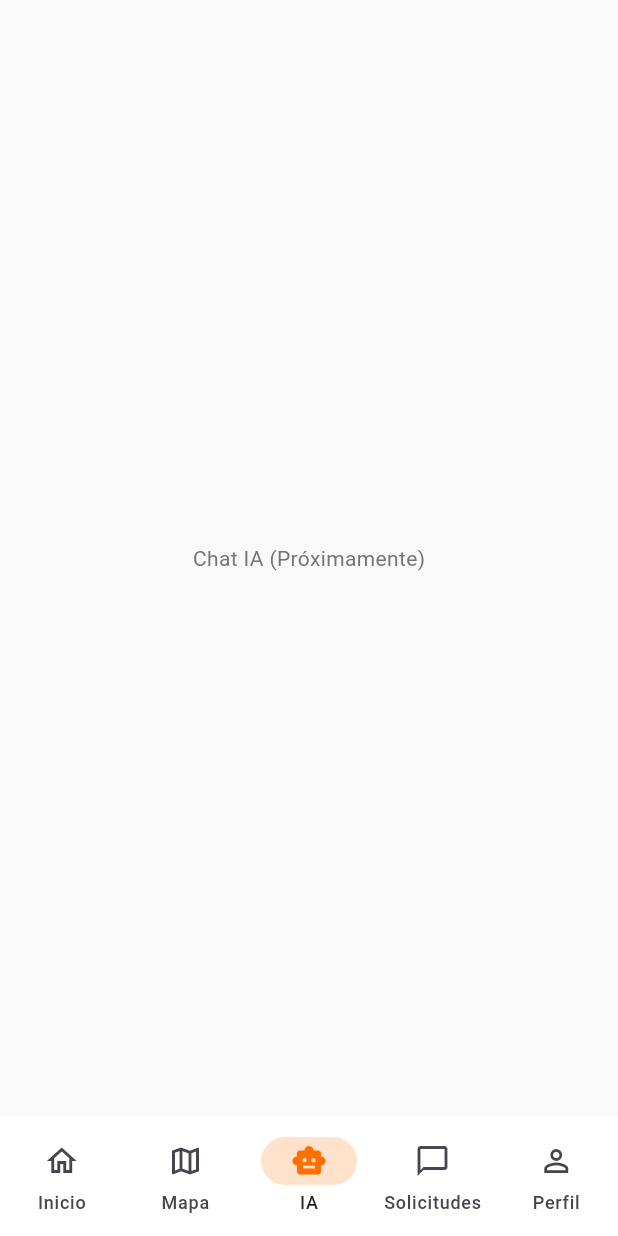
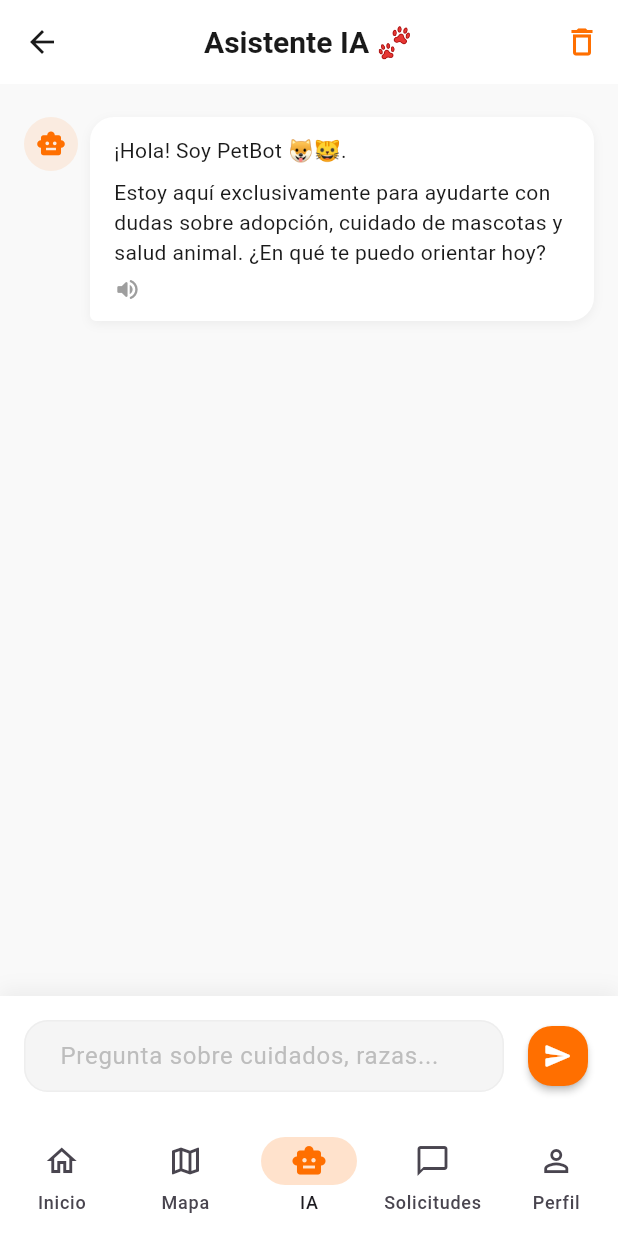
Before and after one commit to Erick-Nu/flutter_app_pet_adopt, a Flutter app: the HomeAdopterScreen screen opened directly, item 3 of the bottom bar chosen, on a phone screen of 412 x 824 dp. Run offline on Flutter 3.47's test engine with Material 3 defaults, Android fonts, the phone set to English and light mode, and no system bars; drawn by our look-alikes of flutter_markdown; our stand-ins replace equatable, flutter_bloc, flutter_map, flutter_tts, geocoding, geolocator and 6 more; accounts and stored records are empty; network calls fail.

Commit message:
[Feature][Chat IA]: Agregar chat con inteligencia artificial

```diff
--- a/lib/src/features/adoptions/presentation/screens/home_adopter_screen.dart
+++ b/lib/src/features/adoptions/presentation/screens/home_adopter_screen.dart
@@ -7,6 +7,7 @@ import 'tabs/tab_inicio_adopter.dart';
 import 'tabs/tab_mapa_adopter.dart';
 import 'tabs/tab_solicitudes_adopter.dart';
 import 'tabs/tab_perfil_adopter.dart';
+import 'tabs/tab_chat_adopter.dart';
 
 class HomeAdopterScreen extends StatefulWidget {
   const HomeAdopterScreen({super.key});
@@ -22,7 +23,7 @@ class _HomeAdopterScreenState extends State<HomeAdopterScreen> {
   final List<Widget> _pages = [
     const TabInicioAdopter(),      // 0. Inicio
     const TabMapaAdopter(),        // 1. Mapa
-    const Center(child: Text("Chat IA (Próximamente)")), // 2. IA
+    const TabChatAdopter(),        // 2. IA
     const TabSolicitudesAdopter(), // 3. Solicitudes
     const TabPerfilAdopter(),      // 4. Perfil
   ];
--- /dev/null
+++ b/lib/src/features/adoptions/presentation/screens/tabs/tab_chat_adopter.dart
@@ -0,0 +1,273 @@
+import 'package:flutter/material.dart';
+import 'package:flutter_bloc/flutter_bloc.dart';
+import 'package:flutter_markdown/flutter_markdown.dart';
+import '../../../../../core/theme/app_theme.dart';
+import '../../../../chat/data/models/message.dart';
+import '../../../../chat/data/services/gemini_service.dart';
+import '../../../../chat/data/services/tts_service.dart';
+import '../../../../chat/presentation/bloc/chat_cubit.dart';
+import '../../../../chat/presentation/bloc/chat_state.dart';
+
+class TabChatAdopter extends StatelessWidget {
+  const TabChatAdopter({super.key});
+
+  @override
+  Widget build(BuildContext context) {
+    // Inyectamos el Cubit aquí localmente para este Tab
+    return BlocProvider(
+      create: (context) => ChatCubit(GeminiService()),
+      child: const _ChatView(),
+    );
+  }
+}
+
+class _ChatView extends StatefulWidget {
+  const _ChatView();
+
+  @override
+  State<_ChatView> createState() => _ChatViewState();
+}
+
+class _ChatViewState extends State<_ChatView> {
+  final TextEditingController _controller = TextEditingController();
+  final ScrollController _scrollController = ScrollController();
+  final TtsService _ttsService = TtsService();
+  String? _speakingMessageId;
+
+  @override
+  void dispose() {
+    _controller.dispose();
+    _scrollController.dispose();
+    _ttsService.dispose();
+    super.dispose();
+  }
+
+  void _scrollToBottom() {
+    WidgetsBinding.instance.addPostFrameCallback((_) {
+      if (_scrollController.hasClients) {
+        _scrollController.animateTo(
+          _scrollController.position.maxScrollExtent,
+          duration: const Duration(milliseconds: 300),
+          curve: Curves.easeOut,
+        );
+      }
+    });
+  }
+
+  void _sendMessage() {
+    final text = _controller.text;
+    if (text.isNotEmpty) {
+      context.read<ChatCubit>().sendMessage(text);
+      _controller.clear();
+    }
+  }
+
+  void _toggleSpeak(String messageId, String text) async {
+    if (_speakingMessageId == messageId && _ttsService.isSpeaking) {
+      await _ttsService.stop();
+      setState(() => _speakingMessageId = null);
+    } else {
+      await _ttsService.speak(text);
+      setState(() => _speakingMessageId = messageId);
+    }
+  }
+
+  @override
+  Widget build(BuildContext context) {
+    return Scaffold(
+      backgroundColor: AppTheme.background,
+      appBar: AppBar(
+        title: const Text('Asistente IA 🐾', style: TextStyle(fontWeight: FontWeight.bold, color: AppTheme.textPrimary)),
+        backgroundColor: Colors.white,
+        elevation: 0,
+        centerTitle: true,
+        actions: [
+          IconButton(
+            icon: const Icon(Icons.delete_outline, color: AppTheme.primaryOrange),
+            onPressed: () => context.read<ChatCubit>().clearChat(),
+            tooltip: 'Limpiar chat',
+          ),
+        ],
+      ),
+      body: Column(
+        children: [
+          // LISTA DE MENSAJES
+          Expanded(
+            child: BlocBuilder<ChatCubit, ChatState>(
+              builder: (context, state) {
+                final messages = switch (state) {
+                  ChatInitial() => <Message>[],
+                  ChatLoading(messages: var m) => m,
+                  ChatLoaded(messages: var m) => m,
+                  ChatError(messages: var m) => m,
+                };
+
+                _scrollToBottom();
+
+                return ListView.builder(
+                  controller: _scrollController,
+                  padding: const EdgeInsets.all(16),
+                  itemCount: messages.length + (state is ChatLoading ? 1 : 0),
+                  itemBuilder: (context, index) {
+                    if (state is ChatLoading && index == messages.length) {
+                      return const _TypingIndicator();
+                    }
+                    final message = messages[index];
+                    final messageId = '${message.timestamp.millisecondsSinceEpoch}';
+
+                    return _MessageBubble(
+                      message: message,
+                      isSpeaking: _speakingMessageId == messageId,
+                      onSpeak: () => _toggleSpeak(messageId, message.text),
+                    );
+                  },
+                );
+              },
+            ),
+          ),
+
+          // INPUT
+          Container(
+            padding: const EdgeInsets.all(16),
+            decoration: BoxDecoration(
+              color: Colors.white,
+              boxShadow: [
+                BoxShadow(color: Colors.black.withOpacity(0.05), blurRadius: 10, offset: const Offset(0, -4))
+              ],
+            ),
+            child: SafeArea(
+              child: Row(
+                children: [
+                  Expanded(
+                    child: TextField(
+                      controller: _controller,
+                      decoration: InputDecoration(
+                        hintText: 'Pregunta sobre cuidados, razas...',
+                        hintStyle: TextStyle(color: Colors.grey.shade400),
+                        filled: true,
+                        fillColor: Colors.grey.shade100,
+                        border: OutlineInputBorder(
+                          borderRadius: BorderRadius.circular(24),
+                          borderSide: BorderSide.none,
+                        ),
+                        contentPadding: const EdgeInsets.symmetric(horizontal: 20, vertical: 12),
+                      ),
+                      onSubmitted: (_) => _sendMessage(),
+                    ),
+                  ),
+                  const SizedBox(width: 12),
+                  BlocBuilder<ChatCubit, ChatState>(
+                    builder: (context, state) {
+                      final isLoading = state is ChatLoading;
+                      return FloatingActionButton(
+                        onPressed: isLoading ? null : _sendMessage,
+                        backgroundColor: AppTheme.primaryOrange,
+                        mini: true,
+                        elevation: 2,
+                        child: isLoading
+                            ? const SizedBox(width: 20, height: 20, child: CircularProgressIndicator(color: Colors.white, strokeWidth: 2))
+                            : const Icon(Icons.send_rounded, color: Colors.white, size: 20),
+                      );
+                    },
+                  ),
+                ],
+              ),
+            ),
+          ),
+        ],
+      ),
+    );
+  }
+}
+
+class _MessageBubble extends StatelessWidget {
+  final Message message;
+  final bool isSpeaking;
+  final VoidCallback onSpeak;
+
+  const _MessageBubble({required this.message, required this.isSpeaking, required this.onSpeak});
+
+  @override
+  Widget build(BuildContext context) {
+    final isUser = message.isUser;
+    return Padding(
+      padding: const EdgeInsets.symmetric(vertical: 6),
+      child: Row(
+        mainAxisAlignment: isUser ? MainAxisAlignment.end : MainAxisAlignment.start,
+        crossAxisAlignment: CrossAxisAlignment.start,
+        children: [
+          if (!isUser) ...[
+            Container(
+              decoration: BoxDecoration(
+                shape: BoxShape.circle,
+                color: AppTheme.primaryOrange.withOpacity(0.1),
+              ),
+              padding: const EdgeInsets.all(8),
+              child: const Icon(Icons.smart_toy, size: 20, color: AppTheme.primaryOrange),
+            ),
+            const SizedBox(width: 8),
+          ],
+          Flexible(
+            child: Container(
+              padding: const EdgeInsets.symmetric(horizontal: 16, vertical: 12),
+              decoration: BoxDecoration(
+                color: isUser ? AppTheme.primaryOrange : Colors.white,
+                borderRadius: BorderRadius.only(
+                  topLeft: const Radius.circular(16),
+                  topRight: const Radius.circular(16),
+                  bottomLeft: Radius.circular(isUser ? 16 : 4),
+                  bottomRight: Radius.circular(isUser ? 4 : 16),
+                ),
+                boxShadow: [
+                  if (!isUser) BoxShadow(color: Colors.black.withOpacity(0.05), blurRadius: 5, offset: const Offset(0, 2))
+                ],
+              ),
+              child: Column(
+                crossAxisAlignment: CrossAxisAlignment.start,
+                children: [
+                  isUser
+                      ? Text(message.text, style: const TextStyle(color: Colors.white))
+                      : MarkdownBody(
+                          data: message.text,
+                          styleSheet: MarkdownStyleSheet(
+                            p: const TextStyle(color: AppTheme.textPrimary),
+                            strong: const TextStyle(fontWeight: FontWeight.bold),
+                          ),
+                        ),
+                  if (!isUser) ...[
+                    const SizedBox(height: 6),
+                    GestureDetector(
+                      onTap: onSpeak,
+                      child: Icon(
+                        isSpeaking ? Icons.stop_circle_outlined : Icons.volume_up_rounded,
+                        size: 18,
+                        color: isSpeaking ? AppTheme.primaryOrange : Colors.grey,
+                      ),
+                    ),
+                  ]
+                ],
+              ),
+            ),
+          ),
+        ],
+      ),
+    );
+  }
+}
+
+class _TypingIndicator extends StatelessWidget {
+  const _TypingIndicator();
+  @override
+  Widget build(BuildContext context) {
+    return Padding(
+      padding: const EdgeInsets.symmetric(vertical: 8, horizontal: 40),
+      child: Row(
+        children: [
+          const Text("Escribiendo...", style: TextStyle(color: Colors.grey, fontSize: 12)),
+          const SizedBox(width: 8),
+          SizedBox(width: 12, height: 12, child: CircularProgressIndicator(strokeWidth: 1, color: Colors.grey)),
+        ],
+      ),
+    );
+  }
+}
--- /dev/null
+++ b/lib/src/features/chat/data/models/message.dart
@@ -0,0 +1,11 @@
+class Message {
+  final String text;
+  final bool isUser;
+  final DateTime timestamp;
+
+  Message({
+    required this.text,
+    required this.isUser,
+    required this.timestamp,
+  });
+}
--- /dev/null
+++ b/lib/src/features/chat/data/services/tts_service.dart
@@ -0,0 +1,34 @@
+import 'package:flutter_tts/flutter_tts.dart';
+
+class TtsService {
+  final FlutterTts _flutterTts = FlutterTts();
+  bool isSpeaking = false;
+
+  TtsService() {
+    _initTts();
+  }
+
+  Future<void> _initTts() async {
+    await _flutterTts.setLanguage("es-ES"); // Configurar español
+    await _flutterTts.setPitch(1.0);
+    await _flutterTts.setSpeechRate(0.5);
+
+    _flutterTts.setStartHandler(() => isSpeaking = true);
+    _flutterTts.setCompletionHandler(() => isSpeaking = false);
+    _flutterTts.setCancelHandler(() => isSpeaking = false);
+  }
+
+  Future<void> speak(String text) async {
+    if (text.isNotEmpty) {
+      await _flutterTts.speak(text);
+    }
+  }
+
+  Future<void> stop() async {
+    await _flutterTts.stop();
+  }
+
+  void dispose() {
+    _flutterTts.stop();
+  }
+}
--- /dev/null
+++ b/lib/src/features/chat/presentation/bloc/chat_cubit.dart
@@ -0,0 +1,53 @@
+import 'package:flutter_bloc/flutter_bloc.dart';
+import '../../data/models/message.dart';
+import '../../data/services/gemini_service.dart';
+import 'chat_state.dart';
+
+class ChatCubit extends Cubit<ChatState> {
+  final GeminiService _geminiService;
+  final List<Message> _messages = [];
+
+  ChatCubit(this._geminiService) : super(ChatInitial()) {
+    // Mensaje de bienvenida claro sobre el alcance
+    _messages.add(Message(
+      text: "¡Hola! Soy PetBot 🐶🐱. \n\nEstoy aquí exclusivamente para ayudarte con dudas sobre adopción, cuidado de mascotas y salud animal. ¿En qué te puedo orientar hoy?",
+      isUser: false,
+      timestamp: DateTime.now()
+    ));
+    emit(ChatLoaded(List.from(_messages)));
+  }
+
+  Future<void> sendMessage(String message) async {
+    if (message.trim().isEmpty) return;
+
+    // Guardar historial previo (excluyendo el mensaje actual que vamos a añadir)
+    final previousMessages = List<Message>.from(_messages);
+
+    // Agregar mensaje usuario a la UI
+    _messages.add(Message(text: message, isUser: true, timestamp: DateTime.now()));
+    emit(ChatLoading(List.from(_messages)));
+
+    try {
+      // Llamada al servicio
+      final response = await _geminiService.sendMessage(message, previousMessages);
+
+      // Agregar respuesta IA
+      _messages.add(Message(text: response, isUser: false, timestamp: DateTime.now()));
+      emit(ChatLoaded(List.from(_messages)));
+    } catch (e) {
+      // Manejo de error elegante en el chat
+      _messages.add(Message(text: "Lo siento, tuve un problema de conexión. Inténtalo de nuevo.", isUser: false, timestamp: DateTime.now()));
+      emit(ChatLoaded(List.from(_messages))); // Volvemos a loaded para mostrar el error como mensaje
+    }
+  }
+
+  void clearChat() {
+    _messages.clear();
+    _messages.add(Message(
+      text: "¡Chat limpiado! 🗑️\n\n¿Tienes alguna otra consulta sobre tus mascotas?",
+      isUser: false,
+      timestamp: DateTime.now()
+    ));
+    emit(ChatLoaded(List.from(_messages)));
+  }
+}
--- /dev/null
+++ b/lib/src/features/chat/presentation/bloc/chat_state.dart
@@ -0,0 +1,32 @@
+import 'package:equatable/equatable.dart';
+import '../../data/models/message.dart';
+
+sealed class ChatState extends Equatable {
+  const ChatState();
+  @override
+  List<Object?> get props => [];
+}
+
+class ChatInitial extends ChatState {}
+
+class ChatLoading extends ChatState {
+  final List<Message> messages;
+  const ChatLoading(this.messages);
+  @override
+  List<Object?> get props => [messages];
+}
+
+class ChatLoaded extends ChatState {
+  final List<Message> messages;
+  const ChatLoaded(this.messages);
+  @override
+  List<Object?> get props => [messages];
+}
+
+class ChatError extends ChatState {
+  final String errorMessage;
+  final List<Message> messages;
+  const ChatError(this.errorMessage, this.messages);
+  @override
+  List<Object?> get props => [errorMessage, messages];
+}
--- a/pubspec.yaml
+++ b/pubspec.yaml
@@ -49,6 +49,9 @@ dependencies:
   latlong2: ^0.9.0
   geocoding: ^3.0.0
   geolocator: ^13.0.2
+  flutter_markdown: ^0.7.4+1
+  flutter_tts: ^4.2.3
+  intl: ^0.19.0
 
 dev_dependencies:
   flutter_test:
```
Also changed, not shown: lib/src/features/chat/data/services/gemini_service.dart (added, +89 -0 lines), pubspec.lock, 3 other files.
